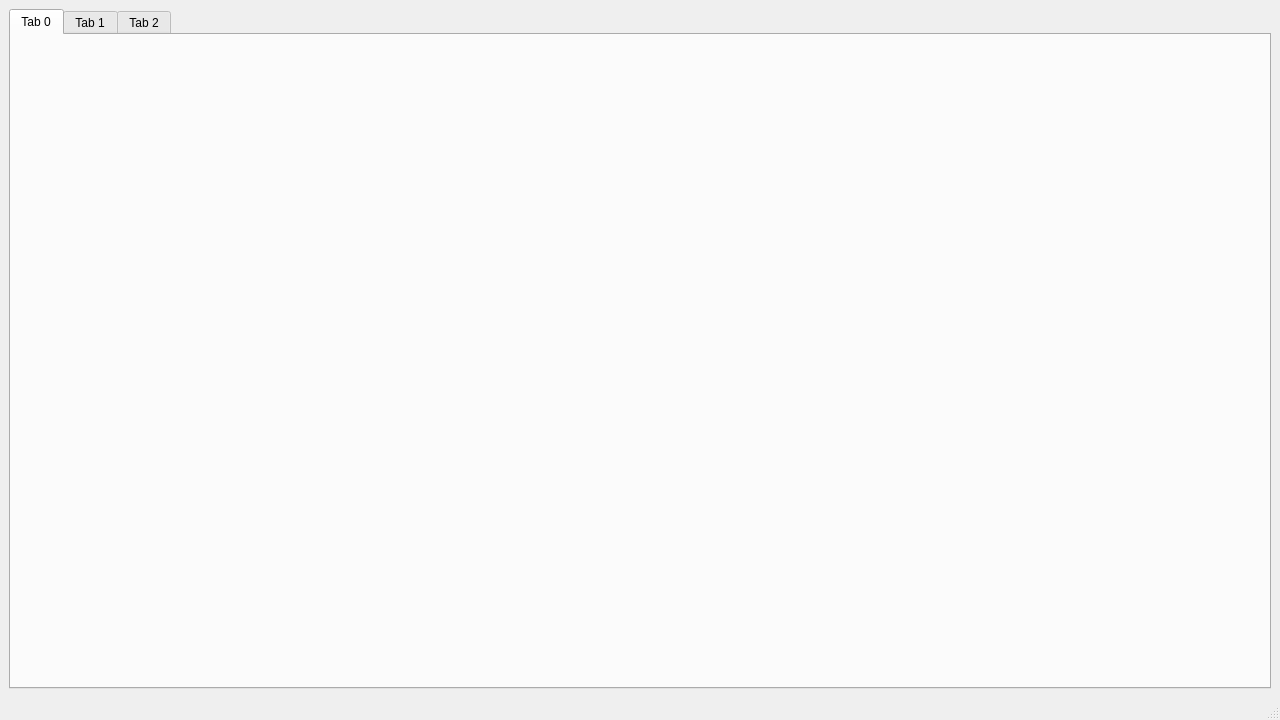
JakubBurczyk/AD_SpotifyAnalyzer, file uis/mainWindow.ui: the form before one commit.
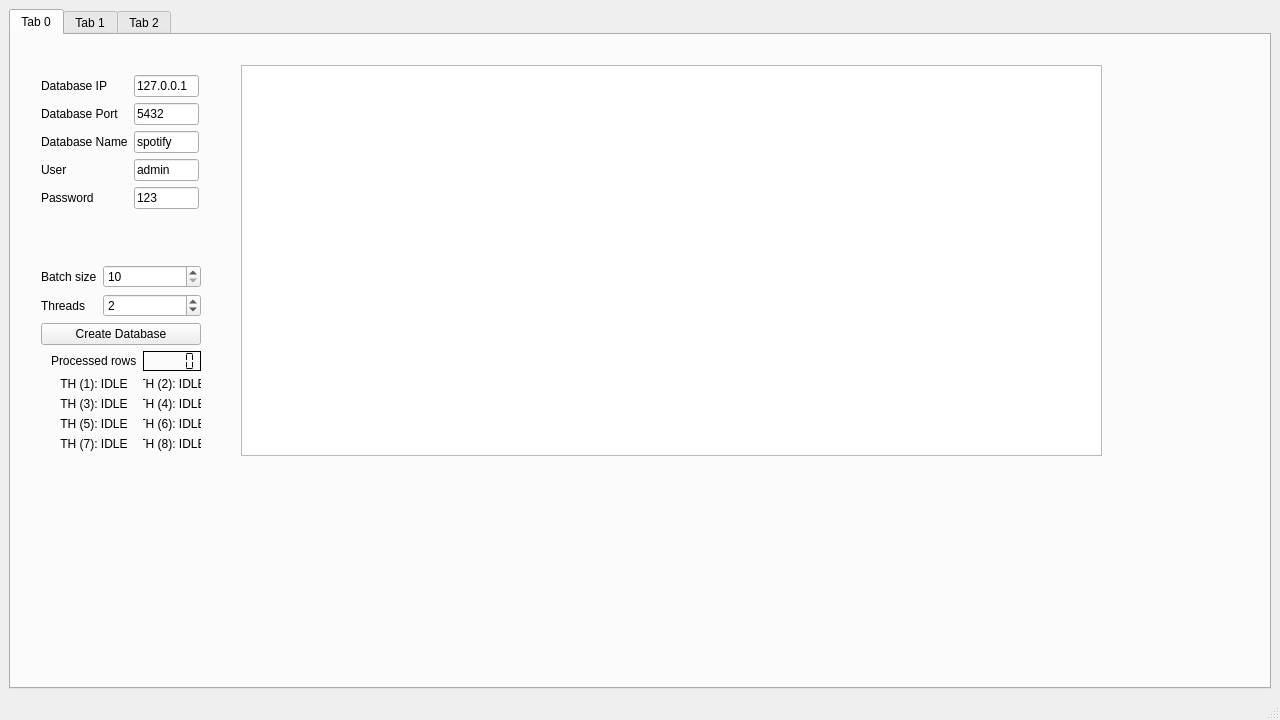
The form after the commit. The open tabs and pages were chosen to show the change.

The edit to the form file:
```diff
--- a/uis/mainWindow.ui
+++ b/uis/mainWindow.ui
@@ -72,6 +72,283 @@
        <attribute name="title">
         <string>Tab 0</string>
        </attribute>
+       <widget class="QWidget" name="formLayoutWidget">
+        <property name="geometry">
+         <rect>
+          <x>30</x>
+          <y>40</y>
+          <width>158</width>
+          <height>174</height>
+         </rect>
+        </property>
+        <layout class="QFormLayout" name="formLayout_db_data">
+         <item row="0" column="0">
+          <widget class="QLabel" name="label_db_ip">
+           <property name="text">
+            <string>Database IP</string>
+           </property>
+          </widget>
+         </item>
+         <item row="0" column="1">
+          <widget class="QLineEdit" name="lineEdit_db_ip">
+           <property name="text">
+            <string>127.0.0.1</string>
+           </property>
+          </widget>
+         </item>
+         <item row="1" column="0">
+          <widget class="QLabel" name="label_db_port">
+           <property name="text">
+            <string>Database Port</string>
+           </property>
+          </widget>
+         </item>
+         <item row="1" column="1">
+          <widget class="QLineEdit" name="lineEdit_db_port">
+           <property name="text">
+            <string>5432</string>
+           </property>
+          </widget>
+         </item>
+         <item row="3" column="0">
+          <widget class="QLabel" name="label_db_user">
+           <property name="text">
+            <string>User</string>
+           </property>
+          </widget>
+         </item>
+         <item row="3" column="1">
+          <widget class="QLineEdit" name="lineEdit_db_user">
+           <property name="text">
+            <string>admin</string>
+           </property>
+          </widget>
+         </item>
+         <item row="4" column="0">
+          <widget class="QLabel" name="label_db_pass">
+           <property name="text">
+            <string>Password</string>
+           </property>
+          </widget>
+         </item>
+         <item row="4" column="1">
+          <widget class="QLineEdit" name="lineEdit_db_pass">
+           <property name="text">
+            <string>123</string>
+           </property>
+          </widget>
+         </item>
+         <item row="2" column="0">
+          <widget class="QLabel" name="label_db_name">
+           <property name="text">
+            <string>Database Name</string>
+           </property>
+          </widget>
+         </item>
+         <item row="2" column="1">
+          <widget class="QLineEdit" name="lineEdit_db_name">
+           <property name="text">
+            <string>spotify</string>
+           </property>
+          </widget>
+         </item>
+        </layout>
+       </widget>
+       <widget class="QWidget" name="verticalLayoutWidget">
+        <property name="geometry">
+         <rect>
+          <x>30</x>
+          <y>230</y>
+          <width>160</width>
+          <height>186</height>
+         </rect>
+        </property>
+        <layout class="QVBoxLayout" name="verticalLayout_createDb">
+         <item>
+          <layout class="QFormLayout" name="formLayout_create_vars">
+           <item row="0" column="0">
+            <widget class="QLabel" name="label_batch">
+             <property name="text">
+              <string>Batch size</string>
+             </property>
+            </widget>
+           </item>
+           <item row="0" column="1">
+            <widget class="QSpinBox" name="spinBox_batch_size">
+             <property name="showGroupSeparator" stdset="0">
+              <bool>true</bool>
+             </property>
+             <property name="minimum">
+              <number>10</number>
+             </property>
+             <property name="maximum">
+              <number>250000</number>
+             </property>
+             <property name="singleStep">
+              <number>10000</number>
+             </property>
+             <property name="value">
+              <number>10</number>
+             </property>
+            </widget>
+           </item>
+           <item row="1" column="0">
+            <widget class="QLabel" name="label_threads">
+             <property name="text">
+              <string>Threads</string>
+             </property>
+            </widget>
+           </item>
+           <item row="1" column="1">
+            <widget class="QSpinBox" name="spinBox_threads">
+             <property name="showGroupSeparator" stdset="0">
+              <bool>true</bool>
+             </property>
+             <property name="minimum">
+              <number>1</number>
+             </property>
+             <property name="maximum">
+              <number>8</number>
+             </property>
+             <property name="singleStep">
+              <number>1</number>
+             </property>
+             <property name="value">
+              <number>2</number>
+             </property>
+            </widget>
+           </item>
+          </layout>
+         </item>
+         <item>
+          <widget class="QPushButton" name="pushButton_db_create">
+           <property name="text">
+            <string>Create Database</string>
+           </property>
+          </widget>
+         </item>
+         <item>
+          <layout class="QFormLayout" name="formLayout_threads">
+           <property name="labelAlignment">
+            <set>Qt::AlignCenter</set>
+           </property>
+           <property name="formAlignment">
+            <set>Qt::AlignHCenter|Qt::AlignTop</set>
+           </property>
+           <property name="leftMargin">
+            <number>10</number>
+           </property>
+           <item row="1" column="0">
+            <widget class="QLabel" name="label_th_1">
+             <property name="text">
+              <string>TH (1): IDLE</string>
+             </property>
+             <property name="alignment">
+              <set>Qt::AlignCenter</set>
+             </property>
+            </widget>
+           </item>
+           <item row="1" column="1">
+            <widget class="QLabel" name="label_th_2">
+             <property name="text">
+              <string>TH (2): IDLE</string>
+             </property>
+             <property name="alignment">
+              <set>Qt::AlignCenter</set>
+             </property>
+            </widget>
+           </item>
+           <item row="2" column="0">
+            <widget class="QLabel" name="label_th_3">
+             <property name="text">
+              <string>TH (3): IDLE</string>
+             </property>
+             <property name="alignment">
+              <set>Qt::AlignCenter</set>
+             </property>
+            </widget>
+           </item>
+           <item row="2" column="1">
+            <widget class="QLabel" name="label_th_4">
+             <property name="text">
+              <string>TH (4): IDLE</string>
+             </property>
+             <property name="alignment">
+              <set>Qt::AlignCenter</set>
+             </property>
+            </widget>
+           </item>
+           <item row="3" column="0">
+            <widget class="QLabel" name="label_th_5">
+             <property name="text">
+              <string>TH (5): IDLE</string>
+             </property>
+             <property name="alignment">
+              <set>Qt::AlignCenter</set>
+             </property>
+            </widget>
+           </item>
+           <item row="3" column="1">
+            <widget class="QLabel" name="label_th_6">
+             <property name="text">
+              <string>TH (6): IDLE</string>
+             </property>
+             <property name="alignment">
+              <set>Qt::AlignCenter</set>
+             </property>
+            </widget>
+           </item>
+           <item row="4" column="0">
+            <widget class="QLabel" name="label_th_7">
+             <property name="text">
+              <string>TH (7): IDLE</string>
+             </property>
+             <property name="alignment">
+              <set>Qt::AlignCenter</set>
+             </property>
+            </widget>
+           </item>
+           <item row="4" column="1">
+            <widget class="QLabel" name="label_th_8">
+             <property name="text">
+              <string>TH (8): IDLE</string>
+             </property>
+             <property name="alignment">
+              <set>Qt::AlignCenter</set>
+             </property>
+            </widget>
+           </item>
+           <item row="0" column="0">
+            <widget class="QLabel" name="label_2">
+             <property name="text">
+              <string>Processed rows</string>
+             </property>
+            </widget>
+           </item>
+           <item row="0" column="1">
+            <widget class="QLCDNumber" name="lcdNumber_processed">
+             <property name="frameShadow">
+              <enum>QFrame::Plain</enum>
+             </property>
+             <property name="segmentStyle">
+              <enum>QLCDNumber::Flat</enum>
+             </property>
+            </widget>
+           </item>
+          </layout>
+         </item>
+        </layout>
+       </widget>
+       <widget class="QTextBrowser" name="textBrowser_threads">
+        <property name="geometry">
+         <rect>
+          <x>230</x>
+          <y>30</y>
+          <width>861</width>
+          <height>391</height>
+         </rect>
+        </property>
+       </widget>
       </widget>
       <widget class="QWidget" name="tab_1">
        <attribute name="title">
```
Left out of the diff: 3 changed lines with no effect on the pictures.
